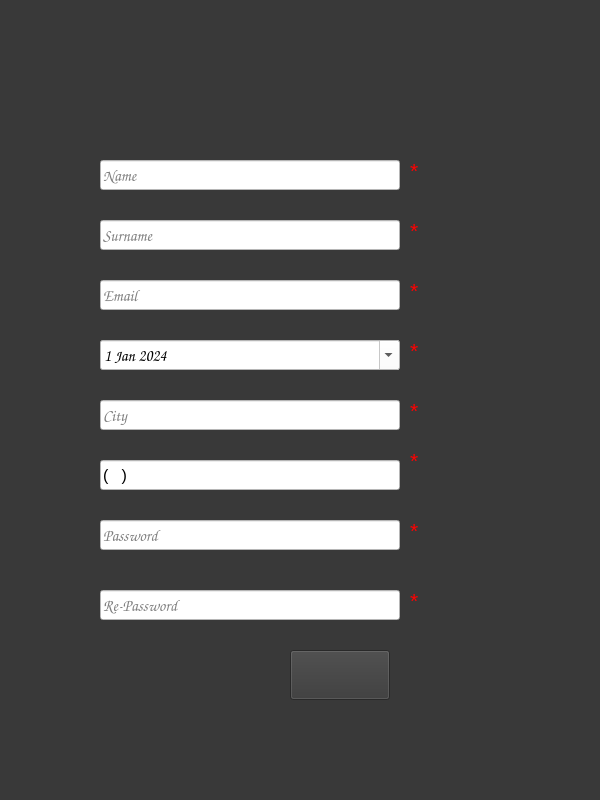
The window that sign/signup_screen.ui (Melike17/school_update) describes before a commit, drawn with Qt 5.
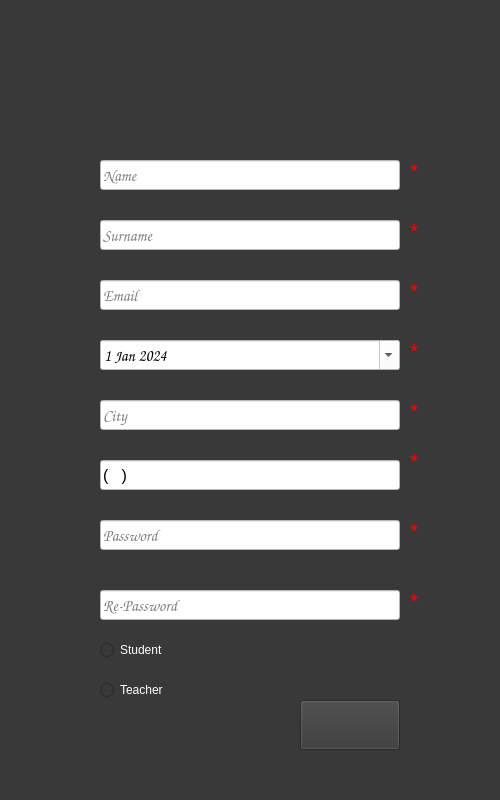
The same window after the commit. Icons and pictures are not drawn.

What changed in the file:
```diff
--- a/sign/signup_screen.ui
+++ b/sign/signup_screen.ui
@@ -6,19 +6,19 @@
    <rect>
     <x>0</x>
     <y>0</y>
-    <width>600</width>
+    <width>500</width>
     <height>800</height>
    </rect>
   </property>
   <property name="minimumSize">
    <size>
-    <width>600</width>
+    <width>500</width>
     <height>800</height>
    </size>
   </property>
   <property name="maximumSize">
    <size>
-    <width>600</width>
+    <width>500</width>
     <height>800</height>
    </size>
   </property>
@@ -255,8 +255,8 @@
   <widget class="QPushButton" name="sign_Button">
    <property name="geometry">
     <rect>
-     <x>290</x>
-     <y>650</y>
+     <x>300</x>
+     <y>700</y>
      <width>100</width>
      <height>50</height>
     </rect>
@@ -656,8 +656,8 @@
   <widget class="QLabel" name="label">
    <property name="geometry">
     <rect>
-     <x>230</x>
-     <y>50</y>
+     <x>220</x>
+     <y>60</y>
      <width>61</width>
      <height>51</height>
     </rect>
@@ -669,6 +669,41 @@
     <string/>
    </property>
   </widget>
+  <widget class="QRadioButton" name="student_radioButton">
+   <property name="geometry">
+    <rect>
+     <x>100</x>
+     <y>640</y>
+     <width>95</width>
+     <height>20</height>
+    </rect>
+   </property>
+   <property name="styleSheet">
+    <string notr="true">
+background-color: rgb(57, 57, 57);
+color: rgb(255, 255, 255);</string>
+   </property>
+   <property name="text">
+    <string>Student</string>
+   </property>
+  </widget>
+  <widget class="QRadioButton" name="teacher_radioButton">
+   <property name="geometry">
+    <rect>
+     <x>100</x>
+     <y>680</y>
+     <width>95</width>
+     <height>20</height>
+    </rect>
+   </property>
+   <property name="styleSheet">
+    <string notr="true">color: rgb(255, 255, 255);
+background-color: rgb(57, 57, 57);</string>
+   </property>
+   <property name="text">
+    <string>Teacher</string>
+   </property>
+  </widget>
  </widget>
  <resources>
   <include location="assets/b.qrc"/>
```
